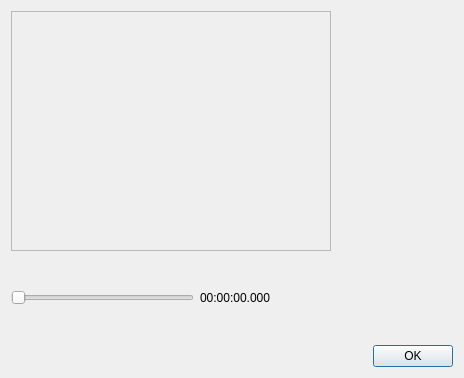
First picture: the form in avidemux/qt4/ADM_userInterfaces/ADM_filters/seekablePreview.ui, repository mean00/avidemux2, before the edit.
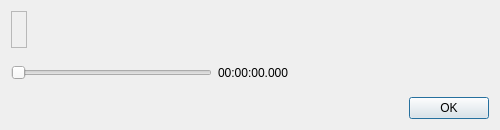
Second picture: the form after the edit.

Commit message: [flyDialog] Tweak a bit more autozoom

```diff
--- a/avidemux/qt4/ADM_userInterfaces/ADM_filters/seekablePreview.ui
+++ b/avidemux/qt4/ADM_userInterfaces/ADM_filters/seekablePreview.ui
@@ -6,8 +6,8 @@
    <rect>
     <x>0</x>
     <y>0</y>
-    <width>464</width>
-    <height>378</height>
+    <width>500</width>
+    <height>130</height>
    </rect>
   </property>
   <property name="sizePolicy">
@@ -26,8 +26,8 @@
       <widget class="QFrame" name="frame">
        <property name="minimumSize">
         <size>
-         <width>320</width>
-         <height>240</height>
+         <width>16</width>
+         <height>16</height>
         </size>
        </property>
        <property name="frameShape">
```
The commit also changes 1 other file.
